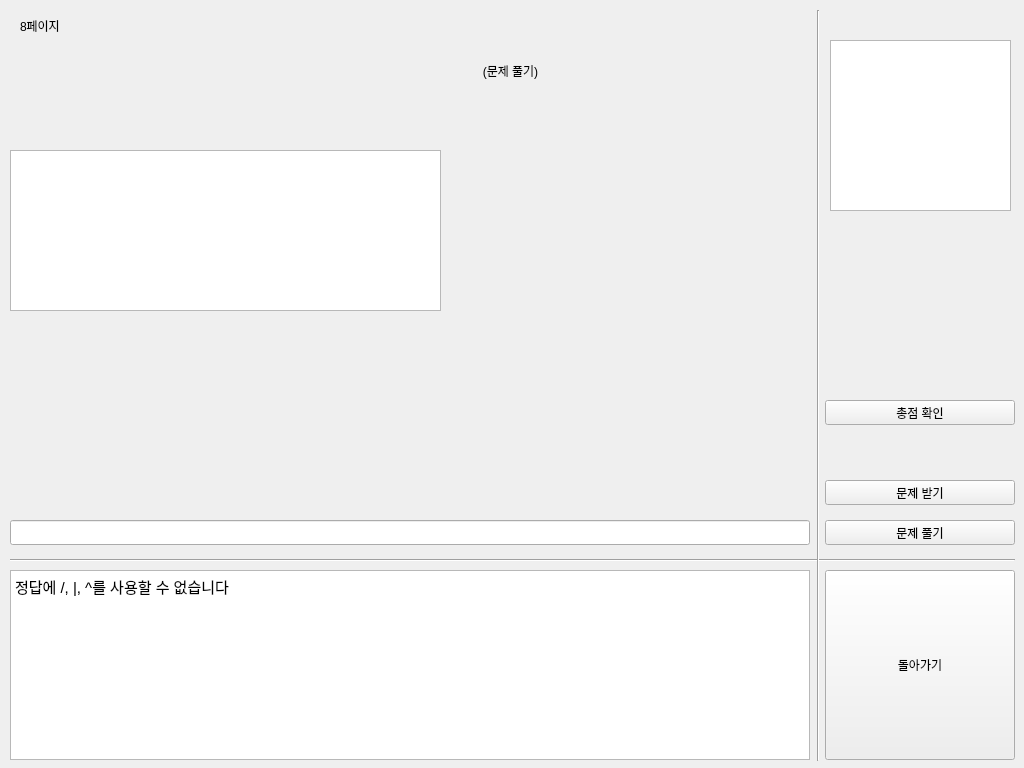
This is tonghap.ui in Education-project-iot-AI/education-app as Qt 5 draws it before an edit. The edited form follows.
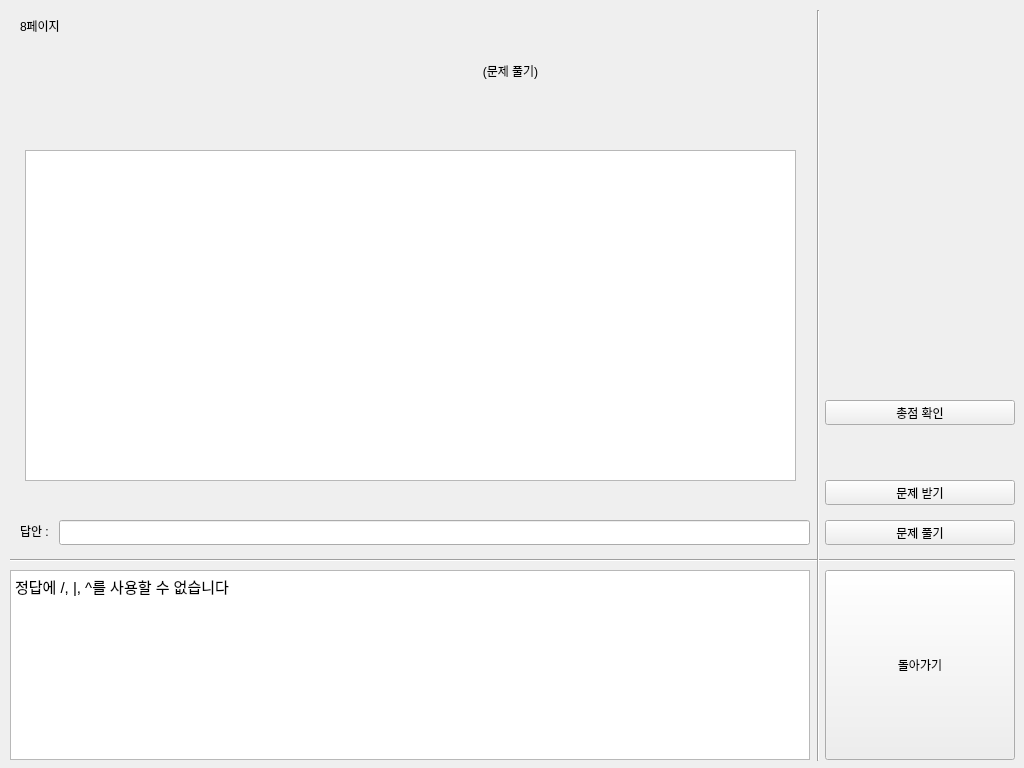
This is the edited form. The open tabs and pages were chosen to show the change.

```diff
--- a/tonghap.ui
+++ b/tonghap.ui
@@ -1516,22 +1516,12 @@
        <string>돌아가기</string>
       </property>
      </widget>
-     <widget class="QTextBrowser" name="text_s_quiz">
-      <property name="geometry">
-       <rect>
-        <x>10</x>
-        <y>150</y>
-        <width>431</width>
-        <height>161</height>
-       </rect>
-      </property>
-     </widget>
      <widget class="QLineEdit" name="line_quiz_solve">
       <property name="geometry">
        <rect>
-        <x>10</x>
+        <x>59</x>
         <y>520</y>
-        <width>800</width>
+        <width>751</width>
         <height>25</height>
        </rect>
       </property>
@@ -1549,16 +1539,6 @@
        <string>문제 받기</string>
       </property>
      </widget>
-     <widget class="QTextBrowser" name="text_s_quized">
-      <property name="geometry">
-       <rect>
-        <x>830</x>
-        <y>40</y>
-        <width>181</width>
-        <height>171</height>
-       </rect>
-      </property>
-     </widget>
      <widget class="QTextBrowser" name="textBrowser_4">
       <property name="geometry">
        <rect>
@@ -1615,6 +1595,29 @@
        <string>총점 확인</string>
       </property>
      </widget>
+     <widget class="QListWidget" name="list_s_quiz">
+      <property name="geometry">
+       <rect>
+        <x>25</x>
+        <y>150</y>
+        <width>771</width>
+        <height>331</height>
+       </rect>
+      </property>
+     </widget>
+     <widget class="QLabel" name="label_19">
+      <property name="geometry">
+       <rect>
+        <x>20</x>
+        <y>522</y>
+        <width>67</width>
+        <height>17</height>
+       </rect>
+      </property>
+      <property name="text">
+       <string>답안 :</string>
+      </property>
+     </widget>
     </widget>
     <widget class="QWidget" name="page_11">
      <widget class="QLabel" name="label_37">
```
Left out of the diff: 89 changed lines with no effect on the pictures.
